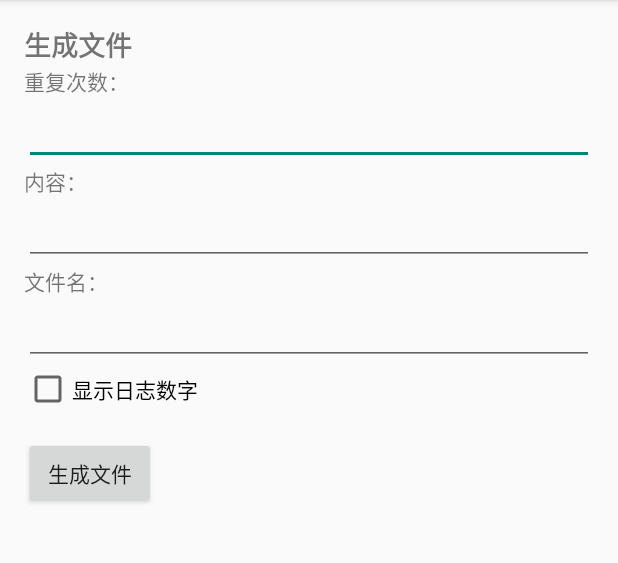
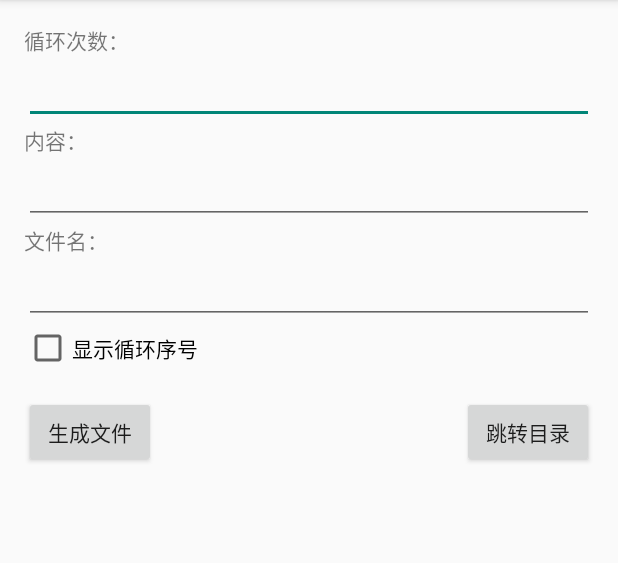
Before and after one commit to kexia1/xhnrapp, an Android app built with Jetpack Compose: the screen it shows after launch (MainActivity), on a phone screen of 412 x 824 dp, the part 84-647 px from its top. Run offline under Robolectric (Android 15) with nearby library versions, the phone set to English and light mode, and no system bars.

Commit message:
add  手动调用文件管理器跳转至保存文件的目录更改样式

```diff
--- a/app/src/main/res/layout/activity_main.xml
+++ b/app/src/main/res/layout/activity_main.xml
@@ -1,62 +1,72 @@
 <?xml version="1.0" encoding="utf-8"?>
-<LinearLayout xmlns:android="http://schemas.android.com/apk/res/android"
-              xmlns:tools="http://schemas.android.com/tools"
-              android:layout_width="match_parent"
-              android:layout_height="match_parent"
-              android:orientation="vertical"
-              android:padding="16dp"
-              tools:context=".MainActivity">
+<RelativeLayout xmlns:android="http://schemas.android.com/apk/res/android"
+                xmlns:tools="http://schemas.android.com/tools"
+                android:layout_width="match_parent"
+                android:layout_height="match_parent"
+                android:padding="16dp"
+                tools:context=".MainActivity">
 
     <TextView
+            android:id="@+id/num_edit_view"
             android:layout_width="wrap_content"
             android:layout_height="wrap_content"
-            android:text="生成文件"
-            android:textSize="18sp"
-            android:textStyle="bold" />
-
-    <TextView
-            android:layout_width="wrap_content"
-            android:layout_height="wrap_content"
-            android:text="重复次数：" />
+            android:text="@string/xhcs" />
 
     <EditText
             android:id="@+id/num_edit_text"
             android:layout_width="match_parent"
             android:layout_height="wrap_content"
-            android:inputType="number" />
+            android:inputType="number"
+            android:layout_below="@+id/num_edit_view" android:autofillHints=""/>
 
     <TextView
+            android:id="@+id/content_text_view"
             android:layout_width="wrap_content"
             android:layout_height="wrap_content"
-            android:text="内容：" />
+            android:text="@string/neirong"
+            android:layout_below="@id/num_edit_text" />
 
     <EditText
             android:id="@+id/content_edit_text"
             android:layout_width="match_parent"
-            android:layout_height="wrap_content" />
-
-
+            android:layout_height="wrap_content"
+            android:layout_below="@id/content_text_view" />
 
     <TextView
+            android:id="@+id/filename_text_view"
             android:layout_width="wrap_content"
             android:layout_height="wrap_content"
-            android:text="文件名：" />
+            android:text="@string/filenames"
+            android:layout_below="@id/content_edit_text" />
 
     <EditText
             android:id="@+id/filename_edit_text"
             android:layout_width="match_parent"
-            android:layout_height="wrap_content" />
+            android:layout_height="wrap_content"
+            android:layout_below="@id/filename_text_view" />
+
     <CheckBox
             android:id="@+id/show_log_number_checkbox"
             android:layout_width="wrap_content"
             android:layout_height="wrap_content"
-            android:text="显示日志数字" />
+            android:text="@string/xh"
+            android:layout_below="@id/filename_edit_text" />
 
     <Button
             android:id="@+id/generate_button"
             android:layout_width="wrap_content"
             android:layout_height="wrap_content"
-            android:text="生成文件"
-            android:layout_marginTop="16dp"/>
+            android:text="@string/createfile"
+            android:layout_marginTop="16dp"
+            android:layout_below="@id/show_log_number_checkbox" />
 
-</LinearLayout>
+    <Button
+            android:id="@+id/jump_button"
+            android:layout_width="wrap_content"
+            android:layout_height="wrap_content"
+            android:text="@string/cdml"
+            android:layout_marginTop="16dp"
+            android:layout_alignParentEnd="true"
+            android:layout_below="@id/show_log_number_checkbox"/>
+
+</RelativeLayout>
--- a/app/src/main/res/values/strings.xml
+++ b/app/src/main/res/values/strings.xml
@@ -1,3 +1,9 @@
 <resources>
     <string name="app_name">循环内容</string>
+    <string name="xhcs">循环次数：</string>
+    <string name="neirong">内容：</string>
+    <string name="filenames">文件名：</string>
+    <string name="xh">显示循环序号</string>
+    <string name="createfile">生成文件</string>
+    <string name="cdml">跳转目录</string>
 </resources>
```
Also changed, not shown: app/src/main/java/top/kk1/xhnr/MainActivity.kt (+39 -2 lines).
